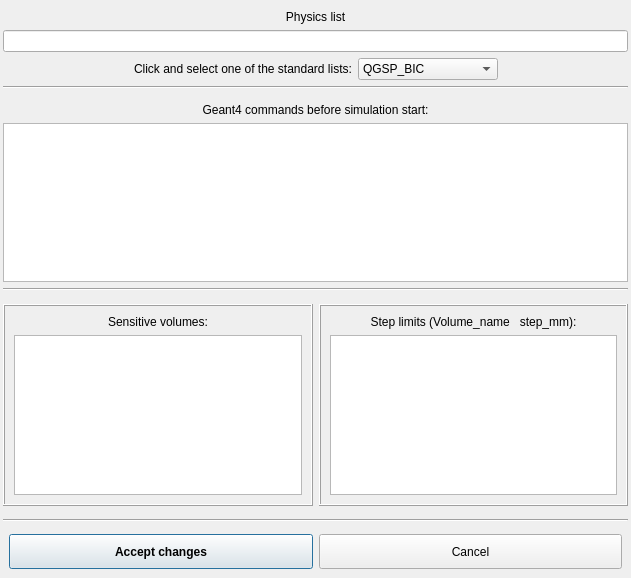
This is src/gui/ageant4configdialog.ui in andrmor/ANTS2 as Qt 5 draws it before an edit. The edited form follows.
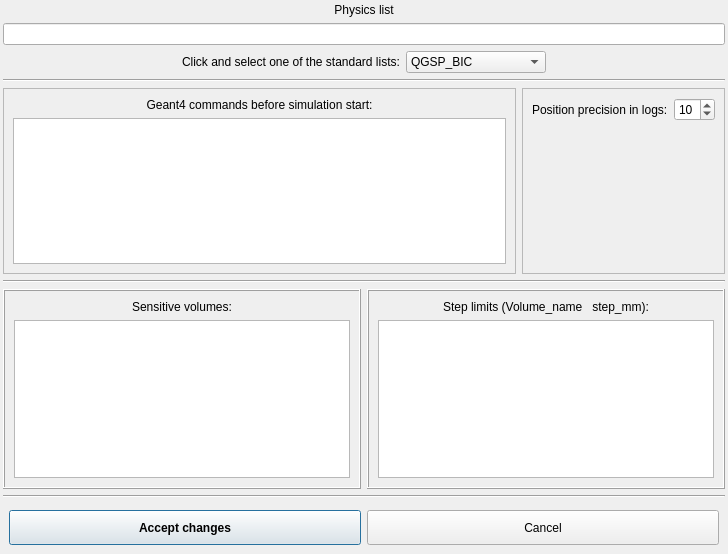
This is the edited form.

Commit message: precision control for position in G4ants logs

What changed in the file:
```diff
--- a/src/gui/ageant4configdialog.ui
+++ b/src/gui/ageant4configdialog.ui
@@ -6,8 +6,8 @@
    <rect>
     <x>0</x>
     <y>0</y>
-    <width>631</width>
-    <height>578</height>
+    <width>728</width>
+    <height>554</height>
    </rect>
   </property>
   <property name="windowTitle">
@@ -190,6 +190,20 @@
     </spacer>
    </item>
    <item>
+    <layout class="QHBoxLayout" name="horizontalLayout_5">
+     <property name="topMargin">
+      <number>0</number>
+     </property>
+     <item>
+      <widget class="QFrame" name="frame_2">
+       <property name="frameShape">
+        <enum>QFrame::StyledPanel</enum>
+       </property>
+       <property name="frameShadow">
+        <enum>QFrame::Raised</enum>
+       </property>
+       <layout class="QVBoxLayout" name="verticalLayout_5">
+        <item>
     <widget class="QLabel" name="label">
      <property name="text">
       <string>Geant4 commands before simulation start:</string>
@@ -205,6 +219,66 @@
       <string>Commands run in Geant4 before simulation start</string>
      </property>
     </widget>
+        </item>
+       </layout>
+      </widget>
+     </item>
+     <item>
+      <widget class="QFrame" name="frame_4">
+       <property name="minimumSize">
+        <size>
+         <width>200</width>
+         <height>0</height>
+        </size>
+       </property>
+       <property name="frameShape">
+        <enum>QFrame::StyledPanel</enum>
+       </property>
+       <property name="frameShadow">
+        <enum>QFrame::Raised</enum>
+       </property>
+       <layout class="QVBoxLayout" name="verticalLayout_6">
+        <item>
+         <layout class="QHBoxLayout" name="horizontalLayout_6">
+          <item>
+           <widget class="QLabel" name="label_6">
+            <property name="text">
+             <string>Position precision in logs:</string>
+            </property>
+           </widget>
+          </item>
+          <item>
+           <widget class="QSpinBox" name="sbPositionPrecision">
+            <property name="minimum">
+             <number>1</number>
+            </property>
+            <property name="maximum">
+             <number>20</number>
+            </property>
+            <property name="value">
+             <number>10</number>
+            </property>
+           </widget>
+          </item>
+         </layout>
+        </item>
+        <item>
+         <spacer name="verticalSpacer_5">
+          <property name="orientation">
+           <enum>Qt::Vertical</enum>
+          </property>
+          <property name="sizeHint" stdset="0">
+           <size>
+            <width>20</width>
+            <height>85</height>
+           </size>
+          </property>
+         </spacer>
+        </item>
+       </layout>
+      </widget>
+     </item>
+    </layout>
    </item>
    <item>
     <widget class="Line" name="line_2">
```
Lines whose indentation alone changed are shown as unchanged. The commit also changes 3 other files.
